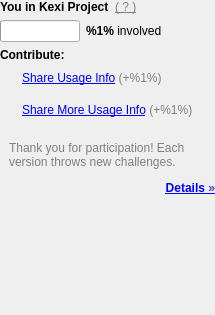
Qt form kexi/main/status/status.ui (KDE/calligra) before a commit.
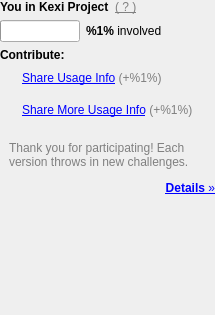
The same form after that commit. Icons and pictures are not drawn.

Commit message:
User Feedback ui: fixed grammar and typos; thanks go to Yuri & diggy
CCMAIL:dimitrios.tanis@kdemail.net
CCMAIL:yurchor@ukr.net

Diff of the .ui file:
```diff
--- a/kexi/main/status/status.ui
+++ b/kexi/main/status/status.ui
@@ -259,7 +259,7 @@
          <enum>Qt::StrongFocus</enum>
         </property>
         <property name="text">
-         <string>&lt;span style=&quot;color:gray;&quot;&gt;Thank you for participation! Each version throws new challenges.&lt;/span&gt;</string>
+         <string>&lt;span style=&quot;color:gray;&quot;&gt;Thank you for participating! Each version throws in new challenges.&lt;/span&gt;</string>
         </property>
         <property name="wordWrap">
          <bool>true</bool>
```
The commit also changes 1 other file.
